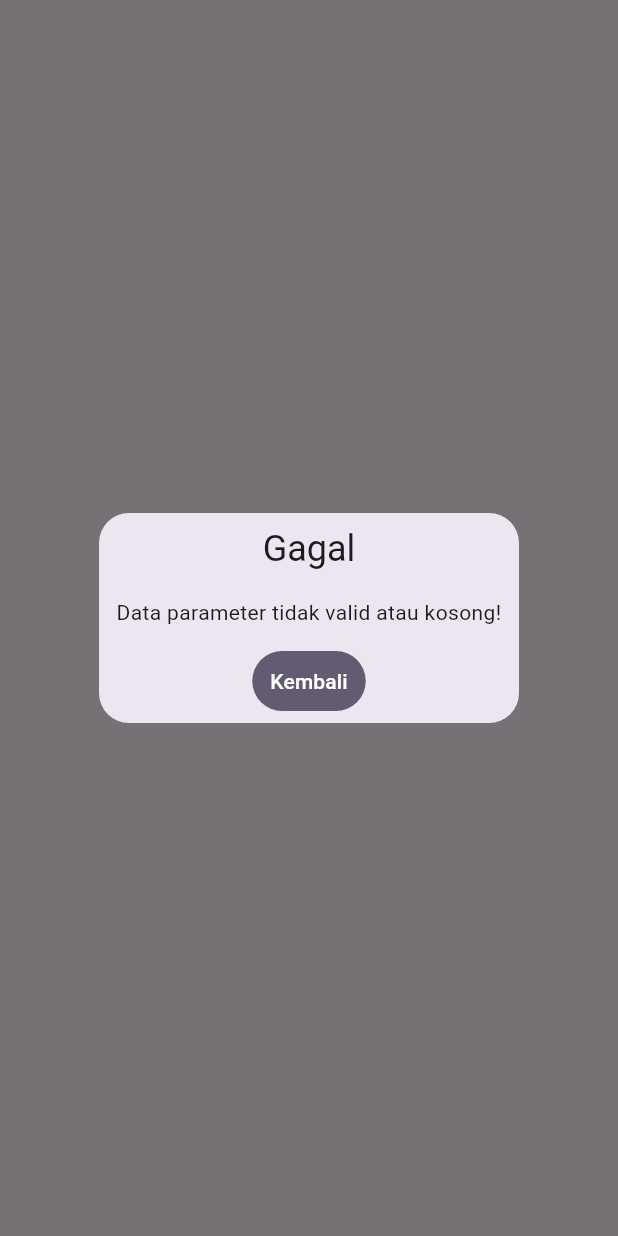
After one commit to midcoder7/projekgetx, a Flutter app: the DetailPage screen opened directly, on a phone screen of 412 x 824 dp. The commit adds this screen. Run offline on Flutter 3.47's test engine with Material 3 defaults, Android fonts, the phone set to English and light mode, and no system bars; our stand-ins replace get.

Commit message:
Implement Soal 6 detail page and update navigation; fix spelling in route names

```diff
--- a/lib/MenuSoal.dart
+++ b/lib/MenuSoal.dart
@@ -1,6 +1,7 @@
 import 'package:flutter/material.dart';
 import 'package:get/get.dart';
 import 'Soal4Controller.dart';
+import 'Soal6Detail.dart';
 
 class MenuSoalPage extends StatelessWidget {
   const MenuSoalPage({super.key});
@@ -45,6 +46,12 @@ class MenuSoalPage extends StatelessWidget {
               },
               child: const Text('Soal 5'),
             ),
+            ElevatedButton(
+                onPressed: () {
+                  Get.toNamed('/detail?id=$ids&kategori=$kat&penulis=$pen');
+                },
+                child: Text('Soal 6: Mengirim Data Lewat Query String')),
+
           ],
         ),
       ),
--- a/lib/Soal5Controller.dart
+++ b/lib/Soal5Controller.dart
@@ -30,7 +30,7 @@ final TextEditingController nameController = TextEditingController();
                     textCancel: 'Batal',
                     textConfirm: 'Ya',
                     onConfirm: () {
-                      Get.offNamed('/soal5succespage');
+                      Get.offNamed('/Soal5SuccsesPage');
                     },
                     onCancel: () {
                       Get.back();
--- a/lib/Soal5FormPage.dart
+++ b/lib/Soal5FormPage.dart
@@ -6,13 +6,13 @@ class Soal5FormPage extends StatelessWidget {
    Soal5FormPage({super.key});
 
     final Soal5Controller controller = Get.put(Soal5Controller());
-    final Eskul = Get.arguments['Eskul'];
+    final Esk = Get.arguments['Eskul'];
 
 
   @override
   Widget build(BuildContext context) {
     return Scaffold(
-      appBar: AppBar(title: Text('Eskul: $Eskul')),
+      appBar: AppBar(title: Text('Eskul: $Esk')),
       body: Center(
         child: Column(
           children: [
@@ -25,7 +25,7 @@ class Soal5FormPage extends StatelessWidget {
             ),
             ElevatedButton(
               onPressed: () {
-                controller.eskulController.text = Eskul;
+                controller.eskulController.text = Esk;
                 controller.Daftar();
 
               },
--- /dev/null
+++ b/lib/Soal6Detail.dart
@@ -0,0 +1,50 @@
+import 'package:flutter/material.dart';
+import 'package:get/get.dart';
+
+class DetailPage extends StatelessWidget {
+  const DetailPage({super.key});
+
+  @override
+  Widget build(BuildContext context) {
+    String? ids = Get.parameters['id'];
+    String kat = Get.parameters['kategori'] ?? '-';
+    String pen = Get.parameters['penulis'] ?? '-';
+
+    int? id = int.tryParse(ids ?? '');
+
+    if (id == null) {
+      WidgetsBinding.instance.addPostFrameCallback((_) {
+        Get.defaultDialog(
+          title: 'Gagal',
+          middleText: 'Data parameter tidak valid atau kosong!',
+          textConfirm: 'Kembali',
+          confirmTextColor: Colors.white,
+          onConfirm: () {
+            Get.back();
+            Get.back();
+          },
+          barrierDismissible: false,
+        );
+      });
+      return  Scaffold(
+        body: SizedBox(),
+      );
+    }
+
+    return Scaffold(
+      appBar: AppBar(
+        title:  Text('Detail Data'),
+      ),
+      body: Center(
+        child: Column(
+          mainAxisAlignment: MainAxisAlignment.center,
+          children: [
+            Text('Id: $id', style:  TextStyle(fontSize: 18)),
+            Text('Kategori: $kat', style:  TextStyle(fontSize: 18)),
+            Text('Penulis: $pen', style: const TextStyle(fontSize: 18)),
+          ],
+        ),
+      ),
+    );
+  }
+}
--- a/lib/main.dart
+++ b/lib/main.dart
@@ -7,6 +7,8 @@ import 'Soal2LoginPage.dart';
 import 'Soal3DaftarProduk.dart';
 import 'Soal4Controller.dart';
 import 'Soal5ListPage.dart';
+import 'Soal5FormPage.dart';
+import 'Soal5SuccsesPage.dart';
 
 void main() => runApp(
   GetMaterialApp(
@@ -20,6 +22,9 @@ void main() => runApp(
       GetPage(name: '/Soal3DaftarProduk', page: () => Soal3DaftarProduk()),
       GetPage(name: '/Soal5ListPage', page: () => Soal5ListPage()),
       GetPage(name: '/Soal4Controller', page: () => Soal4Controller()),
+      GetPage(name: '/Soal5FormPage', page: () => Soal5FormPage()),
+      GetPage(name: '/Soal5ListPage', page: () => Soal5ListPage()),
+      GetPage(name: '/Soal5SuccsesPage', page: () => Soal5SuccessPage()),
 
     ],
   ),
```
Also changed, not shown: lib/Soal5Route.dart (deleted, +0 -18 lines).
